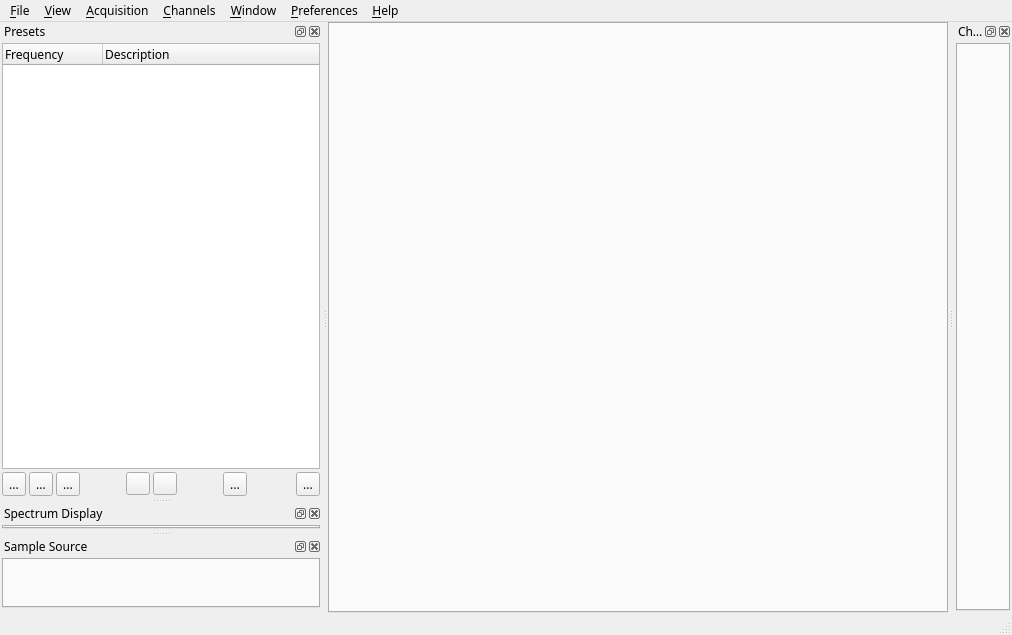
First picture: the form in sdrbase/mainwindow.ui, repository f4exb/sdrangel, before the edit.
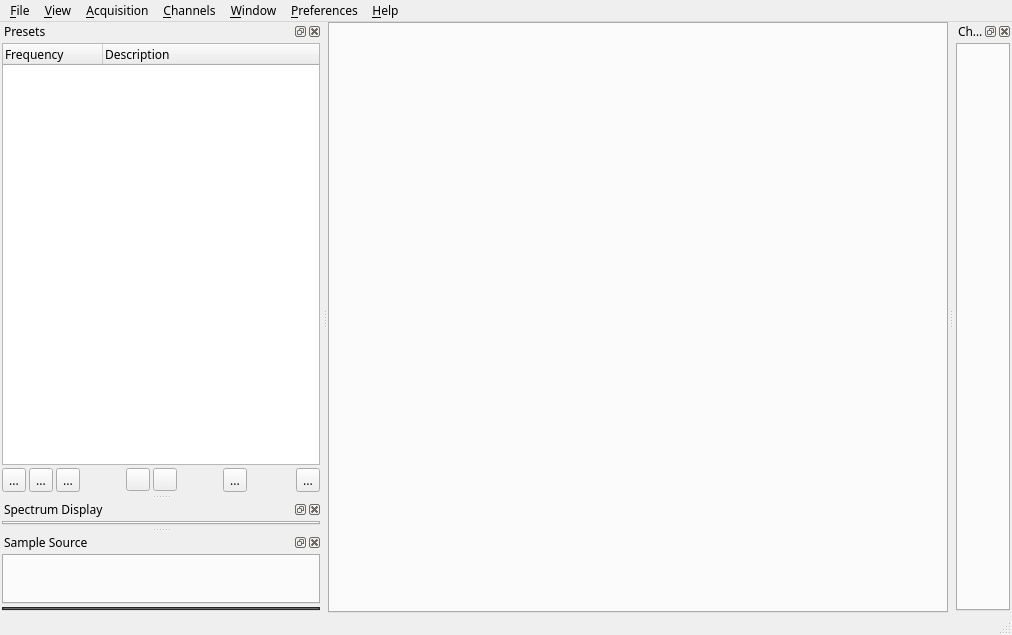
Second picture: the form after the edit. Icons and pictures are not drawn.

Commit message: Multi device support: first working prototype

The edit to the form file:
```diff
--- a/sdrbase/mainwindow.ui
+++ b/sdrbase/mainwindow.ui
@@ -433,7 +433,423 @@
       </widget>
      </item>
      <item>
-      <widget class="QStackedWidget" name="stackInputs"/>
+      <widget class="QTabWidget" name="tabInputsView">
+       <property name="palette">
+        <palette>
+         <active>
+          <colorrole role="WindowText">
+           <brush brushstyle="SolidPattern">
+            <color alpha="255">
+             <red>255</red>
+             <green>255</green>
+             <blue>255</blue>
+            </color>
+           </brush>
+          </colorrole>
+          <colorrole role="Button">
+           <brush brushstyle="SolidPattern">
+            <color alpha="255">
+             <red>53</red>
+             <green>52</green>
+             <blue>50</blue>
+            </color>
+           </brush>
+          </colorrole>
+          <colorrole role="Light">
+           <brush brushstyle="SolidPattern">
+            <color alpha="255">
+             <red>79</red>
+             <green>78</green>
+             <blue>75</blue>
+            </color>
+           </brush>
+          </colorrole>
+          <colorrole role="Midlight">
+           <brush brushstyle="SolidPattern">
+            <color alpha="255">
+             <red>66</red>
+             <green>65</green>
+             <blue>62</blue>
+            </color>
+           </brush>
+          </colorrole>
+          <colorrole role="Dark">
+           <brush brushstyle="SolidPattern">
+            <color alpha="255">
+             <red>26</red>
+             <green>26</green>
+             <blue>25</blue>
+            </color>
+           </brush>
+          </colorrole>
+          <colorrole role="Mid">
+           <brush brushstyle="SolidPattern">
+            <color alpha="255">
+             <red>35</red>
+             <green>34</green>
+             <blue>33</blue>
+            </color>
+           </brush>
+          </colorrole>
+          <colorrole role="Text">
+           <brush brushstyle="SolidPattern">
+            <color alpha="255">
+             <red>255</red>
+             <green>255</green>
+             <blue>255</blue>
+            </color>
+           </brush>
+          </colorrole>
+          <colorrole role="BrightText">
+           <brush brushstyle="SolidPattern">
+            <color alpha="255">
+             <red>255</red>
+             <green>255</green>
+             <blue>255</blue>
+            </color>
+           </brush>
+          </colorrole>
+          <colorrole role="ButtonText">
+           <brush brushstyle="SolidPattern">
+            <color alpha="255">
+             <red>255</red>
+             <green>255</green>
+             <blue>255</blue>
+            </color>
+           </brush>
+          </colorrole>
+          <colorrole role="Base">
+           <brush brushstyle="SolidPattern">
+            <color alpha="255">
+             <red>0</red>
+             <green>0</green>
+             <blue>0</blue>
+            </color>
+           </brush>
+          </colorrole>
+          <colorrole role="Window">
+           <brush brushstyle="SolidPattern">
+            <color alpha="255">
+             <red>53</red>
+             <green>52</green>
+             <blue>50</blue>
+            </color>
+           </brush>
+          </colorrole>
+          <colorrole role="Shadow">
+           <brush brushstyle="SolidPattern">
+            <color alpha="255">
+             <red>0</red>
+             <green>0</green>
+             <blue>0</blue>
+            </color>
+           </brush>
+          </colorrole>
+          <colorrole role="AlternateBase">
+           <brush brushstyle="SolidPattern">
+            <color alpha="255">
+             <red>26</red>
+             <green>26</green>
+             <blue>25</blue>
+            </color>
+           </brush>
+          </colorrole>
+          <colorrole role="ToolTipBase">
+           <brush brushstyle="SolidPattern">
+            <color alpha="255">
+             <red>255</red>
+             <green>255</green>
+             <blue>220</blue>
+            </color>
+           </brush>
+          </colorrole>
+          <colorrole role="ToolTipText">
+           <brush brushstyle="SolidPattern">
+            <color alpha="255">
+             <red>0</red>
+             <green>0</green>
+             <blue>0</blue>
+            </color>
+           </brush>
+          </colorrole>
+         </active>
+         <inactive>
+          <colorrole role="WindowText">
+           <brush brushstyle="SolidPattern">
+            <color alpha="255">
+             <red>255</red>
+             <green>255</green>
+             <blue>255</blue>
+            </color>
+           </brush>
+          </colorrole>
+          <colorrole role="Button">
+           <brush brushstyle="SolidPattern">
+            <color alpha="255">
+             <red>53</red>
+             <green>52</green>
+             <blue>50</blue>
+            </color>
+           </brush>
+          </colorrole>
+          <colorrole role="Light">
+           <brush brushstyle="SolidPattern">
+            <color alpha="255">
+             <red>79</red>
+             <green>78</green>
+             <blue>75</blue>
+            </color>
+           </brush>
+          </colorrole>
+          <colorrole role="Midlight">
+           <brush brushstyle="SolidPattern">
+            <color alpha="255">
+             <red>66</red>
+             <green>65</green>
+             <blue>62</blue>
+            </color>
+           </brush>
+          </colorrole>
+          <colorrole role="Dark">
+           <brush brushstyle="SolidPattern">
+            <color alpha="255">
+             <red>26</red>
+             <green>26</green>
+             <blue>25</blue>
+            </color>
+           </brush>
+          </colorrole>
+          <colorrole role="Mid">
+           <brush brushstyle="SolidPattern">
+            <color alpha="255">
+             <red>35</red>
+             <green>34</green>
+             <blue>33</blue>
+            </color>
+           </brush>
+          </colorrole>
+          <colorrole role="Text">
+           <brush brushstyle="SolidPattern">
+            <color alpha="255">
+             <red>255</red>
+             <green>255</green>
+             <blue>255</blue>
+            </color>
+           </brush>
+          </colorrole>
+          <colorrole role="BrightText">
+           <brush brushstyle="SolidPattern">
+            <color alpha="255">
+             <red>255</red>
+             <green>255</green>
+             <blue>255</blue>
+            </color>
+           </brush>
+          </colorrole>
+          <colorrole role="ButtonText">
+           <brush brushstyle="SolidPattern">
+            <color alpha="255">
+             <red>255</red>
+             <green>255</green>
+             <blue>255</blue>
+            </color>
+           </brush>
+          </colorrole>
+          <colorrole role="Base">
+           <brush brushstyle="SolidPattern">
+            <color alpha="255">
+             <red>0</red>
+             <green>0</green>
+             <blue>0</blue>
+            </color>
+           </brush>
+          </colorrole>
+          <colorrole role="Window">
+           <brush brushstyle="SolidPattern">
+            <color alpha="255">
+             <red>53</red>
+             <green>52</green>
+             <blue>50</blue>
+            </color>
+           </brush>
+          </colorrole>
+          <colorrole role="Shadow">
+           <brush brushstyle="SolidPattern">
+            <color alpha="255">
+             <red>0</red>
+             <green>0</green>
+             <blue>0</blue>
+            </color>
+           </brush>
+          </colorrole>
+          <colorrole role="AlternateBase">
+           <brush brushstyle="SolidPattern">
+            <color alpha="255">
+             <red>26</red>
+             <green>26</green>
+             <blue>25</blue>
+            </color>
+           </brush>
+          </colorrole>
+          <colorrole role="ToolTipBase">
+           <brush brushstyle="SolidPattern">
+            <color alpha="255">
+             <red>255</red>
+             <green>255</green>
+             <blue>220</blue>
+            </color>
+           </brush>
+          </colorrole>
+          <colorrole role="ToolTipText">
+           <brush brushstyle="SolidPattern">
+            <color alpha="255">
+             <red>0</red>
+             <green>0</green>
+             <blue>0</blue>
+            </color>
+           </brush>
+          </colorrole>
+         </inactive>
+         <disabled>
+          <colorrole role="WindowText">
+           <brush brushstyle="SolidPattern">
+            <color alpha="255">
+             <red>255</red>
+             <green>255</green>
+             <blue>255</blue>
+            </color>
+           </brush>
+          </colorrole>
+          <colorrole role="Button">
+           <brush brushstyle="SolidPattern">
+            <color alpha="255">
+             <red>53</red>
+             <green>52</green>
+             <blue>50</blue>
+            </color>
+           </brush>
+          </colorrole>
+          <colorrole role="Light">
+           <brush brushstyle="SolidPattern">
+            <color alpha="255">
+             <red>79</red>
+             <green>78</green>
+             <blue>75</blue>
+            </color>
+           </brush>
+          </colorrole>
+          <colorrole role="Midlight">
+           <brush brushstyle="SolidPattern">
+            <color alpha="255">
+             <red>66</red>
+             <green>65</green>
+             <blue>62</blue>
+            </color>
+           </brush>
+          </colorrole>
+          <colorrole role="Dark">
+           <brush brushstyle="SolidPattern">
+            <color alpha="255">
+             <red>26</red>
+             <green>26</green>
+             <blue>25</blue>
+            </color>
+           </brush>
+          </colorrole>
+          <colorrole role="Mid">
+           <brush brushstyle="SolidPattern">
+            <color alpha="255">
+             <red>35</red>
+             <green>34</green>
+             <blue>33</blue>
+            </color>
+           </brush>
+          </colorrole>
+          <colorrole role="Text">
+           <brush brushstyle="SolidPattern">
+            <color alpha="255">
+             <red>212</red>
+             <green>212</green>
+             <blue>205</blue>
+            </color>
+           </brush>
+          </colorrole>
+          <colorrole role="BrightText">
+           <brush brushstyle="SolidPattern">
+            <color alpha="255">
+             <red>255</red>
+             <green>255</green>
+             <blue>255</blue>
+            </color>
+           </brush>
+          </colorrole>
+          <colorrole role="ButtonText">
+           <brush brushstyle="SolidPattern">
+            <color alpha="255">
+             <red>212</red>
+             <green>212</green>
+             <blue>205</blue>
+            </color>
+           </brush>
+          </colorrole>
+          <colorrole role="Base">
+           <brush brushstyle="SolidPattern">
+            <color alpha="255">
+             <red>53</red>
+             <green>52</green>
+             <blue>50</blue>
+            </color>
+           </brush>
+          </colorrole>
+          <colorrole role="Window">
+           <brush brushstyle="SolidPattern">
+            <color alpha="255">
+             <red>53</red>
+             <green>52</green>
+             <blue>50</blue>
+            </color>
+           </brush>
+          </colorrole>
+          <colorrole role="Shadow">
+           <brush brushstyle="SolidPattern">
+            <color alpha="255">
+             <red>0</red>
+             <green>0</green>
+             <blue>0</blue>
+            </color>
+           </brush>
+          </colorrole>
+          <colorrole role="AlternateBase">
+           <brush brushstyle="SolidPattern">
+            <color alpha="255">
+             <red>53</red>
+             <green>52</green>
+             <blue>50</blue>
+            </color>
+           </brush>
+          </colorrole>
+          <colorrole role="ToolTipBase">
+           <brush brushstyle="SolidPattern">
+            <color alpha="255">
+             <red>255</red>
+             <green>255</green>
+             <blue>220</blue>
+            </color>
+           </brush>
+          </colorrole>
+          <colorrole role="ToolTipText">
+           <brush brushstyle="SolidPattern">
+            <color alpha="255">
+             <red>0</red>
+             <green>0</green>
+             <blue>0</blue>
+            </color>
+           </brush>
+          </colorrole>
+         </disabled>
+        </palette>
+       </property>
+      </widget>
      </item>
     </layout>
    </widget>
```
Left out of the diff: 4 changed lines with no effect on the pictures. The commit also changes 1 other file.
